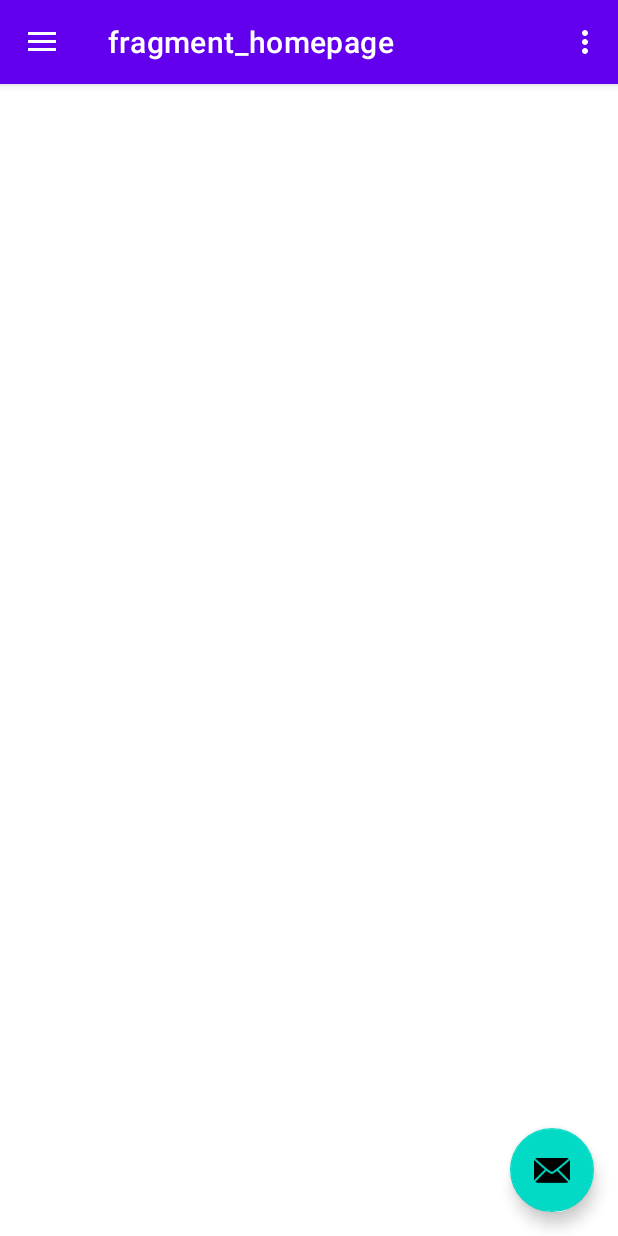
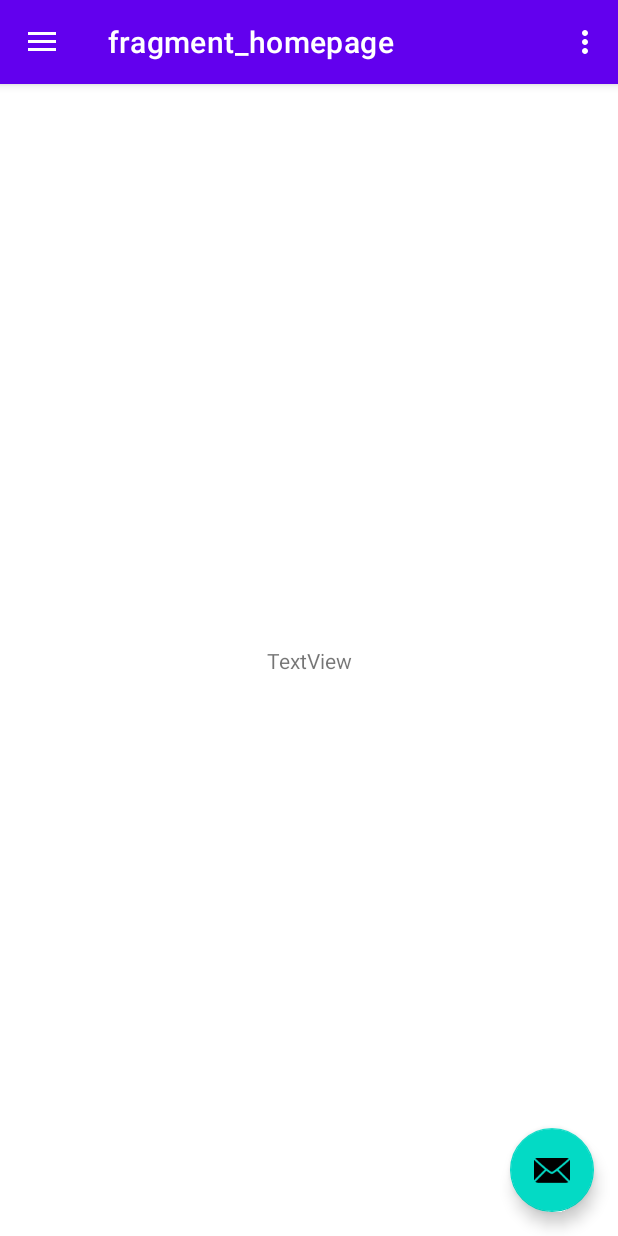
Before and after one commit to connor48236/MAD405-Android-Development3-Finial-The-Game-Vault, an Android app: the screen it shows after launch (MainActivity), on a phone screen of 412 x 824 dp. Run offline under Robolectric (Android 15) with nearby library versions, the phone set to English and light mode, and no system bars; our stand-ins replace navigation-ui.

Commit message:
set up the home page

```diff
--- a/app/src/main/res/layout/fragment_homepage.xml
+++ b/app/src/main/res/layout/fragment_homepage.xml
@@ -1,10 +1,19 @@
 <?xml version="1.0" encoding="utf-8"?>
-<FrameLayout xmlns:android="http://schemas.android.com/apk/res/android"
+<androidx.constraintlayout.widget.ConstraintLayout xmlns:android="http://schemas.android.com/apk/res/android"
+    xmlns:app="http://schemas.android.com/apk/res-auto"
     xmlns:tools="http://schemas.android.com/tools"
     android:layout_width="match_parent"
     android:layout_height="match_parent"
     tools:context=".HomeFragment">
 
 
-
-</FrameLayout>
+    <TextView
+        android:id="@+id/textView2"
+        android:layout_width="wrap_content"
+        android:layout_height="wrap_content"
+        android:text="TextView"
+        app:layout_constraintBottom_toBottomOf="parent"
+        app:layout_constraintEnd_toEndOf="parent"
+        app:layout_constraintStart_toStartOf="parent"
+        app:layout_constraintTop_toTopOf="parent" />
+</androidx.constraintlayout.widget.ConstraintLayout>
--- a/app/src/main/res/values/strings.xml
+++ b/app/src/main/res/values/strings.xml
@@ -10,4 +10,7 @@
     <string name="menu_home">Home</string>
     <string name="menu_gallery">Gallery</string>
     <string name="menu_slideshow">Slideshow</string>
+
+
+
 </resources>
```
